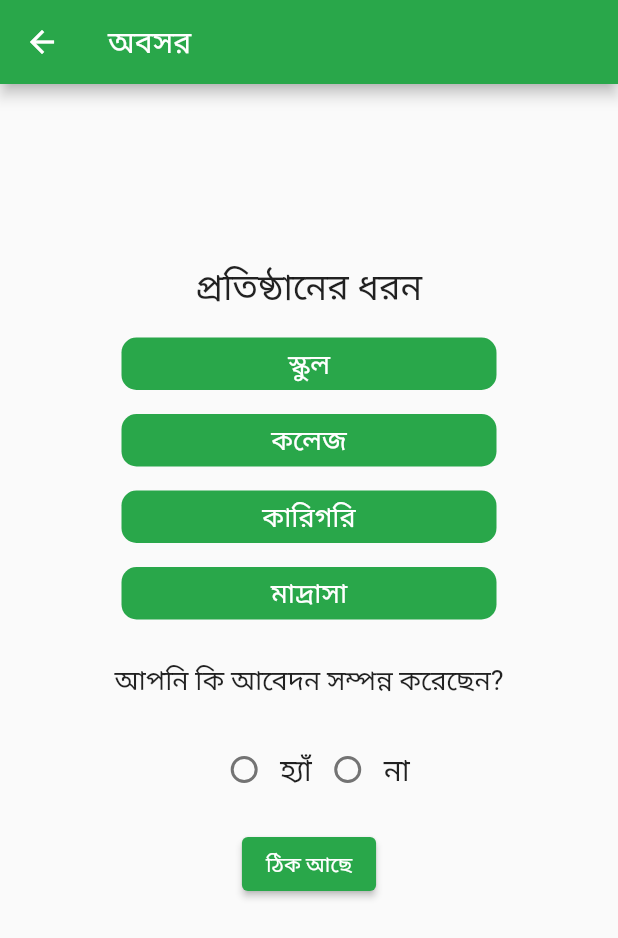
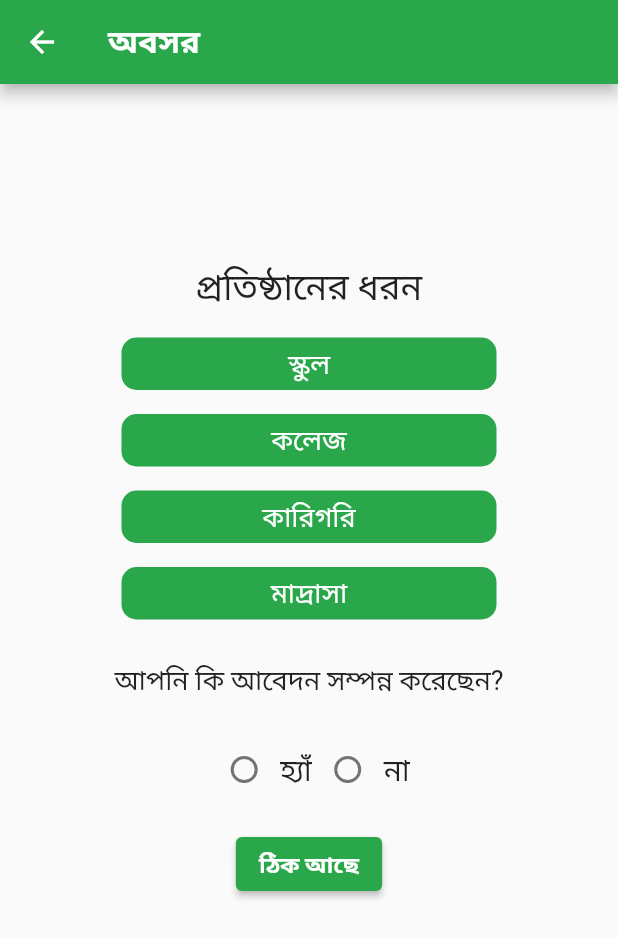
Before and after one commit to SadakatulShakil/TERRB-FLUTTER, a Flutter app: the screen it shows after launch, after a tap on "পরবর্তী", on a phone screen of 412 x 824 dp. Shown: the top 938 px of the screen. Run offline on Flutter 3.47's test engine with Material 2 defaults, Android fonts, the phone set to English and light mode, and no system bars; our stand-ins replace dio, flutter_svg, fluttertoast, font_awesome_flutter, modal_progress_hud_nsn, progress_indicators and 2 more; missing offline and left inert: pin_entry_text_field; network calls fail.

```diff
--- a/lib/Screens/HomeScreen.dart
+++ b/lib/Screens/HomeScreen.dart
@@ -1,4 +1,5 @@
 import 'package:flutter/material.dart';
+import 'package:flutter_project/Common/app_bar_home_page.dart';
 import 'package:flutter_project/Model/member.dart';
 import 'package:flutter_project/Screens/DashBoard.dart';
 import 'package:flutter_project/Screens/MemberDetails.dart';
@@ -17,21 +18,47 @@ class InitState extends State<HomeScreen> {
 
   @override
   Widget build(BuildContext context) {
-    return initWidget();
+    return initWidget(context);
   }
 
-  Widget initWidget() {
+  Widget initWidget(BuildContext context) {
     return Scaffold(
-      appBar: AppBar(
-        title: Text('অবসর'),
-        backgroundColor: new Color(0xFF29A74A),
+      appBar: AppBarUserLogin(context: context,),
+     /* AppBar(
+        title: Text('অবসর', style: TextStyle(shadows: [
+          Shadow(
+          color: Colors.black,
+          blurRadius: 10.0,
+          offset: Offset(3.0, 3.0),
+        )],
+            fontSize: 25.0,
+            fontWeight: FontWeight.bold
+        )
+      ),
+        centerTitle: true,
+        flexibleSpace: Container(
+          decoration: BoxDecoration(
+            gradient: LinearGradient(
+              colors: [Colors.green, Colors.red, Colors.green], stops: [0.1, 0.5, 0.9],
+            ),
+          ),
+        ),
         actions: [
           PopupMenuButton<int>(
+              color: Colors.white.withOpacity(0.9),
+              elevation: 6.0,
+              shape: ContinuousRectangleBorder(
+                  borderRadius: BorderRadius.all(Radius.circular(10.0))),
+              offset: Offset(0, 40),
+              icon: Padding(
+                padding: const EdgeInsets.only(right: 8.0),
+                child: Icon(Icons.menu),
+              ),
               onSelected: (item) => onSelected(context, item),
               itemBuilder: (context) =>[
                 PopupMenuItem<int>(
                   value: 0,
-                    child: Text("DashBoard")
+                    child: Text("DashBoard"),
                 ),
                   PopupMenuItem<int>(
                     value: 1,
@@ -41,7 +68,7 @@ class InitState extends State<HomeScreen> {
 
           )
         ],
-      ),
+      ),*/
 
       floatingActionButton: FloatingActionButton.extended(
         onPressed: (){
@@ -62,7 +89,7 @@ class InitState extends State<HomeScreen> {
               gridDelegate: SliverGridDelegateWithFixedCrossAxisCount(
                   crossAxisCount: 2,
                   childAspectRatio: MediaQuery.of(context).size.width /
-                      (MediaQuery.of(context).size.height/1.5),
+                      (MediaQuery.of(context).size.height/1.8),
                   mainAxisSpacing: 10, crossAxisSpacing: 5),
               itemBuilder: (context, index) {
                 return gridWidget(index);
@@ -137,18 +164,25 @@ class InitState extends State<HomeScreen> {
                     children: [
                       Align(
                         alignment: Alignment.topLeft,
-                        child: Text('বাণী,', style: TextStyle(color: Colors.black, fontSize: 12.0, fontWeight: FontWeight.bold)),
+                        child: Visibility(
+                            child: Text('বাণী,', style: TextStyle(color: Colors.black, fontSize: 12.0, fontWeight: FontWeight.bold)
+                            ),
+                          visible: false,
+                        ),
                       )
                     ],
                 ),
                 ),
                 new Padding(
                   padding: new EdgeInsets.only(left: 10.0, top: 0.0, right: 5.0, bottom: 5.0),
+                  child: Visibility(
                     child: new Text(
                       memberList[index].quotes,
                       maxLines: 2,
                       overflow: TextOverflow.ellipsis,
                       style: new TextStyle(fontSize: 12.0,),
+                    ),
+                    visible: false,
                   ),
                 ),
                 Container(
--- a/lib/Screens/Splash.dart
+++ b/lib/Screens/Splash.dart
@@ -14,8 +14,9 @@ class InitState extends State<Splash> {
   @override
   void initState() {
     // TODO: implement initState
+    print("running splash");
+    startTimer();
     super.initState();
-    startTimer();
   }
 
   startTimer() async{
--- /dev/null
+++ b/lib/language/AppLocalizationsDelegate.dart
@@ -0,0 +1,34 @@
+import 'package:flutter/cupertino.dart';
+import 'package:flutter/material.dart';
+import 'package:flutter_project/language/Languages .dart';
+import 'package:flutter_project/language/LanguagesBn.dart';
+import 'package:flutter_project/language/LanguagesEn.dart';
+
+
+
+class AppLocalizationsDelegate extends LocalizationsDelegate<Languages> {
+
+ // const AppLocalizationsDelegate();
+
+  @override
+  bool isSupported(Locale locale) =>
+      ['en', 'bn'].contains(locale.languageCode);
+
+  @override
+  Future<Languages> load(Locale locale) => _load(locale);
+
+  static Future<Languages> _load(Locale locale) async {
+    switch (locale.languageCode) {
+      case 'en':
+        return LanguageEn();
+      case 'bn':
+        return LanguageBn();
+      default:
+        return LanguageBn();
+    }
+  }
+
+  @override
+  bool shouldReload(LocalizationsDelegate<Languages> old) => false;
+
+}
--- /dev/null
+++ b/lib/language/Languages .dart
@@ -0,0 +1,49 @@
+import 'dart:convert';
+
+import 'package:flutter/cupertino.dart';
+import 'package:flutter/material.dart';
+import 'package:flutter/services.dart';
+
+abstract class Languages {
+
+  static Languages? of(BuildContext context) {
+    return Localizations.of<Languages>(context, Languages);
+  }
+  String get switchLanguage;
+  String get next_main_activity;
+  String get review;
+  String get menu_notice;
+  String get menu_dashBoard;
+  String get menu_links;
+  String get menu_about;
+  String get menu_contact;
+  String get menu_faq;
+  String get language_toggle;
+  String get index_code_hint;
+  String get search;
+  String get index_search_title_text;
+  String get otp_subtitle_text;
+  String get otp_code_hint;
+  String get login;
+  String get did_not_get_otp;
+  String get resend_otp;
+  String get institute_type_title;
+  String get school;
+  String get college;
+  String get karigori;
+  String get school_college;
+  String get madrasha;
+  String get text_applied_before;
+  String get yes;
+  String get no;
+  String get visit;
+  String get technical_help;
+  String get contact;
+  String get address;
+  String get map_url;
+  String get history;
+  String get mission;
+  String get employee;
+  String get citizen;
+  String get committee;
+}
--- /dev/null
+++ b/lib/language/LanguagesBn.dart
@@ -0,0 +1,48 @@
+import 'dart:convert';
+
+import 'package:flutter/cupertino.dart';
+import 'package:flutter/material.dart';
+import 'package:flutter/services.dart';
+
+import 'Languages .dart';
+
+class LanguageBn extends Languages {
+  String get next_main_activity => "পরবর্তী";
+  String get review => "রিভিউ";
+  String get menu_notice => "নোটিশ বোর্ড";
+  String get menu_dashBoard => "বর্তমান অবস্থা";
+  String get menu_links => "গুরুত্বপূর্ণ লিঙ্ক";
+  String get menu_about => "আমাদের সম্পর্কে";
+  String get menu_contact => "যোগাযোগ";
+  String get menu_faq => "সচরাচর জিজ্ঞাসা";
+  String get language_toggle => "বাংলা";
+  String get index_code_hint => "P-123456";
+  String get search => "খুঁজুন";
+  String get index_search_title_text => "প্রিফিক্স সহ আপনার ইনডেক্স নম্বর লিখুন";
+  String get otp_subtitle_text => "উক্ত নম্বরে একটি যাচাই করণ কোড পাঠানো হয়েছে";
+  String get otp_code_hint => "কোড";
+  String get login => "লগইন করুন";
+  String get did_not_get_otp => "এখনো পাননি ?";
+  String get resend_otp => "নতুন কোড পাঠান";
+  String get institute_type_title => "প্রতিষ্ঠানের ধরন";
+  String get school => "স্কুল";
+  String get college => "কলেজ";
+  String get karigori => "কারিগরি";
+  String get school_college => "স্কুল এন্ড কলেজ";
+  String get madrasha => "মাদরাসা";
+  String get text_applied_before => "আপনি কি আবেদন সম্পন্ন করেছেন?";
+  String get yes => "হ্যাঁ";
+  String get no => "না";
+  String get visit => "দেখুন";
+  String get technical_help => "কারিগরি সহযোগিতায় ADN Telecom";
+  String get contact => "০২২২৩৩৬২১৮২\n০২৫৫১৫২০৯৭";
+  String get address => "Eden Lake, BANBEIS Bhaban, 1 Jahir Raihan Road (Palashi, Nilkhet Rd, Dhaka 1205";
+  String get map_url => "https://www.google.com/maps/place/Bangladesh+Bureau+of+Educational+Information+and+Statistics/@23.728611,90.388056,15z/data=!4m5!3m4!1s0x0:0xf5b8f04a93fd61e!8m2!3d23.7286095!4d90.388048?hl=en-US";
+  String get history => "ইতিহাস";
+  String get mission => "লক্ষ্য ও উদ্দেশ্য";
+  String get employee => "কর্মকর্তাবৃন্দ";
+  String get citizen => "সিটিজেন চার্টার";
+  String get committee => "কমিটি";
+  String get switchLanguage => "English";
+
+}
--- /dev/null
+++ b/lib/language/LanguagesEn.dart
@@ -0,0 +1,44 @@
+import 'dart:convert';
+import 'Languages .dart';
+
+class LanguageEn extends Languages {
+
+  String get next_main_activity => "Next";
+  String get review => "Review";
+  String get menu_notice => "Notice-Board";
+  String get menu_dashBoard => "DashBoard";
+  String get menu_links => "Important Link";
+  String get menu_about => "About Us";
+  String get menu_contact => "Contact Us";
+  String get menu_faq => "Frequently Ask";
+  String get language_toggle => "English";
+  String get index_code_hint => "P-123456";
+  String get search => "Search";
+  String get index_search_title_text => "Type your Index No. with Prefix";
+  String get otp_subtitle_text => "An Otp is Send to this number ";
+  String get otp_code_hint => "Otp Code";
+  String get login => "Log in";
+  String get did_not_get_otp => "Did not get otp?";
+  String get resend_otp => "Resend Otp";
+  String get institute_type_title => "Type of Institute";
+  String get school => "School";
+  String get college => "College";
+  String get karigori => "Karigori";
+  String get school_college => "School & College";
+  String get madrasha => "Madrasa";
+  String get text_applied_before => "Have you completed the application?";
+  String get yes => "Yes";
+  String get no => "No";
+  String get visit => "Visit";
+  String get technical_help => "কারিগরি সহযোগিতায় ADN Telecom";
+  String get contact => "০২২২৩৩৬২১৮২\n০২৫৫১৫২০৯৭";
+  String get address => "Eden Lake, BANBEIS Bhaban, 1 Jahir Raihan Road (Palashi, Nilkhet Rd, Dhaka 1205";
+  String get map_url => "https://www.google.com/maps/place/Bangladesh+Bureau+of+Educational+Information+and+Statistics/@23.728611,90.388056,15z/data=!4m5!3m4!1s0x0:0xf5b8f04a93fd61e!8m2!3d23.7286095!4d90.388048?hl=en-US";
+  String get history => "History";
+  String get mission => "Mission";
+  String get employee => "Employee";
+  String get citizen => "Citizen";
+  String get committee => "committee";
+  String get switchLanguage => "বাংলা";
+
+}
--- /dev/null
+++ b/lib/language/LocalConstant.dart
@@ -0,0 +1,38 @@
+import 'dart:convert';
+import 'package:flutter/cupertino.dart';
+import 'package:flutter/material.dart';
+import 'package:flutter_project/main.dart';
+import 'package:shared_preferences/shared_preferences.dart';
+
+
+
+const String prefSelectedLanguageCode = "SelectedLanguageCode";
+
+Future<Locale> setLocale(String languageCode) async {
+  SharedPreferences _prefs = await SharedPreferences.getInstance();
+  await _prefs.setString(prefSelectedLanguageCode, languageCode);
+  return _locale(languageCode);
+}
+
+Future<Locale> getLocale() async {
+  SharedPreferences _prefs = await SharedPreferences.getInstance();
+  String languageCode = _prefs.getString(prefSelectedLanguageCode) ?? "bn";
+  return _locale(languageCode);
+}
+
+Locale _locale(String languageCode) {
+  return languageCode != null && languageCode.isNotEmpty
+      ? Locale(languageCode, '')
+      : Locale('bn', '');
+}
+
+Future<bool> isEn() async {
+  SharedPreferences _prefs = await SharedPreferences.getInstance();
+  String languageCode = _prefs.getString(prefSelectedLanguageCode) ?? "en";
+  return languageCode == 'en'? true : false;
+}
+
+void changeLanguage(BuildContext context, String selectedLanguageCode) async {
+  var _locale = await setLocale(selectedLanguageCode);
+  MyApp2.setLocale(context, _locale);
+}
--- a/lib/main.dart
+++ b/lib/main.dart
@@ -1,8 +1,11 @@
 import 'package:flutter/material.dart';
 import 'package:flutter_project/Screens/Splash.dart';
+import 'package:flutter_localizations/flutter_localizations.dart';
+import 'language/AppLocalizationsDelegate.dart';
+import 'language/LocalConstant.dart';
 
 void main(){
-  runApp(MyApp());
+  runApp(MyApp2());
 }
 
 class MyApp extends StatelessWidget {
@@ -10,7 +13,88 @@ class MyApp extends StatelessWidget {
   Widget build(BuildContext context) {
     return MaterialApp(
       debugShowCheckedModeBanner: false,
+ localizationsDelegates: [
+        //AppLocalizations.delegate, // Add this line
+        AppLocalizationsDelegate(),
+        GlobalMaterialLocalizations.delegate,
+        GlobalWidgetsLocalizations.delegate,
+        GlobalCupertinoLocalizations.delegate,
+      ],
+      supportedLocales: [
+        Locale('en', 'US'), // English, no country code
+        Locale('bn', 'BN'), // bangla, no country code
+      ],
+      localeResolutionCallback: (locale, supportedLocales) {
+        for (var supportedLocaleLanguage in supportedLocales) {
+          if (supportedLocaleLanguage.languageCode == locale!.languageCode &&
+              supportedLocaleLanguage.countryCode == locale.countryCode) {
+            return supportedLocaleLanguage;
+          }
+        }
+        return supportedLocales.first;
+      },
       home: Splash(),
     );
   }
 }
+
+class MyApp2 extends StatefulWidget {
+  static void setLocale(BuildContext context, Locale newLocale) {
+    var state = context.findAncestorStateOfType<_MyApp2State>();
+    state!.setLocale(newLocale);
+  }
+
+  @override
+  State<StatefulWidget> createState() => _MyApp2State();
+}
+
+class _MyApp2State extends State<MyApp2> {
+
+  Locale? _locale;
+
+  void setLocale(Locale locale) {
+    setState(() {
+      _locale = locale;
+    });
+  }
+
+  @override
+  void didChangeDependencies() async {
+    getLocale().then((locale) {
+      setState(() {
+        _locale = locale;
+      });
+    });
+    super.didChangeDependencies();
+  }
+
+  @override
+  Widget build(BuildContext context) {
+    return MaterialApp(
+      debugShowCheckedModeBanner: false,
+      locale: _locale,
+      home: Splash(),
+      supportedLocales: [
+        Locale('en', ''),
+        Locale('bn', ''),
+      ],
+      localizationsDelegates: [
+        AppLocalizationsDelegate(),
+        GlobalMaterialLocalizations.delegate,
+        GlobalWidgetsLocalizations.delegate,
+        GlobalCupertinoLocalizations.delegate,
+      ],
+      localeResolutionCallback: (locale, supportedLocales) {
+        for (var supportedLocale in supportedLocales) {
+          if (supportedLocale.languageCode == locale?.languageCode &&
+              supportedLocale.countryCode == locale?.countryCode) {
+            return supportedLocale;
+          }
+        }
+        return supportedLocales.first;
+      },
+
+    );
+  }
+
+}
```
Also changed, not shown: lib/Common/app_bar_home_page.dart (added, +181 -0 lines), lib/Screens/DashBoard.dart (+5 -5 lines), lib/Screens/ReviewScreen.dart (+31 -25 lines), pubspec.yaml (+6 -6 lines), pubspec.lock, 1 other file. Lines whose indentation alone changed are shown as unchanged.
